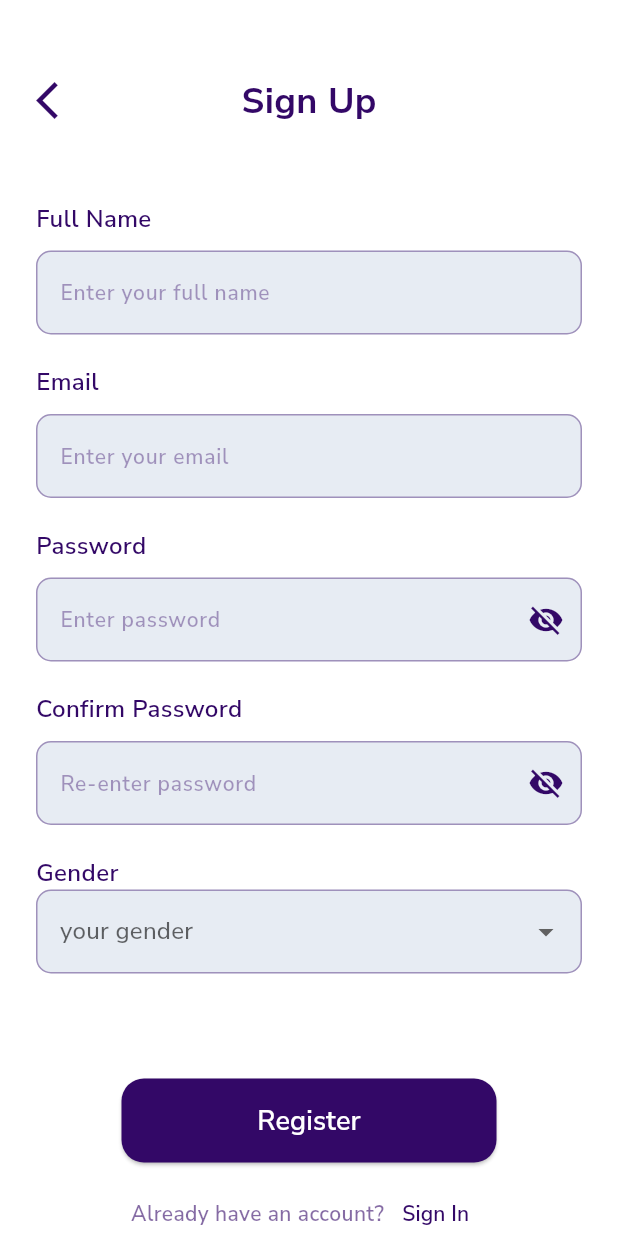
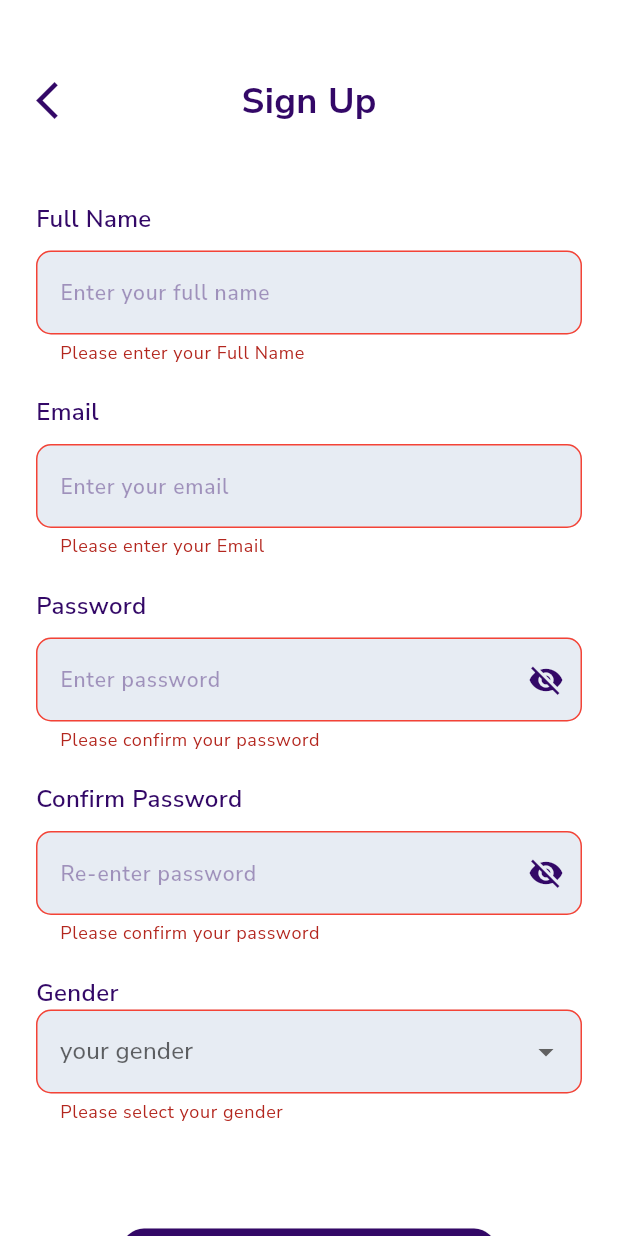
Before and after one commit to KhaledElalfy1/Skin-Sight-AI, a Flutter app: the SignUpView screen opened directly, after a tap on "Register", on a phone screen of 412 x 824 dp. Run offline on Flutter 3.47's test engine with Material 3 defaults, Android fonts, the light colour scheme and no system bars; our stand-ins replace bloc, dartz, dio, flutter_bloc, get_it, google_fonts and 3 more; accounts and stored records are empty.

Commit message:
finish sign up logic

```diff
--- a/lib/features/auth/data/models/sign_up_request_model.dart
+++ b/lib/features/auth/data/models/sign_up_request_model.dart
@@ -17,7 +17,7 @@
         'name': name,
         'email': email,
         'password': password,
-        'confirm_password': confirmPassword,
+        'confirmPassword': confirmPassword,
         'gender': gender,
       };
 }
--- a/lib/features/auth/presentation/view_models/sign_up_cubit/sign_up_cubit.dart
+++ b/lib/features/auth/presentation/view_models/sign_up_cubit/sign_up_cubit.dart
@@ -3,6 +3,7 @@
 import 'package:flutter_bloc/flutter_bloc.dart';
 import 'package:meta/meta.dart';
 import 'package:skin_sight_ai/core/database/api/api_error_model.dart';
+import 'package:skin_sight_ai/features/auth/data/models/sign_up_request_model.dart';
 import 'package:skin_sight_ai/features/auth/data/repos/sign_up_repo.dart';
 
 part 'sign_up_state.dart';
@@ -19,6 +20,29 @@
   final SignUpRepo signUpRepo;
 
   String? selectedGender;
+  Future<void> register() async {
+    emit(SignUpStateLoading());
+    final result = await signUpRepo.register(
+        request: SignUpRequestModel(
+      name: nameController.text,
+      email: emailController.text,
+      password: passwordController.text,
+      gender: selectedGender!,
+      confirmPassword: confirmPasswordController.text,
+    ));
+    result.fold(
+      (apiErrorModel) {
+        emit(
+          SignUpStateFailure(apiErrorModel: apiErrorModel),
+        );
+      },
+      (message) {
+        emit(
+          SignUpStateSuccess(message: message),
+        );
+      },
+    );
+  }
 
   void changeGender(String? gender) {
     selectedGender = gender;
--- a/lib/features/auth/presentation/view_models/sign_up_cubit/sign_up_state.dart
+++ b/lib/features/auth/presentation/view_models/sign_up_cubit/sign_up_state.dart
@@ -7,16 +7,16 @@
 
 final class SignUpGenderChanged extends SignUpState {}
 
-final class SignUpLoading extends SignUpState {}
+final class SignUpStateLoading extends SignUpState {}
 
-final class SignUpFailure extends SignUpState {
+final class SignUpStateFailure extends SignUpState {
   final ApiErrorModel apiErrorModel;
 
-  SignUpFailure({required this.apiErrorModel});
+  SignUpStateFailure({required this.apiErrorModel});
 }
 
-final class SignUpSuccess extends SignUpState {
+final class SignUpStateSuccess extends SignUpState {
   final String message;
 
-  SignUpSuccess({required this.message});
+  SignUpStateSuccess({required this.message});
 }
--- a/lib/features/auth/presentation/views/widgets/custom_text_form_field.dart
+++ b/lib/features/auth/presentation/views/widgets/custom_text_form_field.dart
@@ -39,14 +39,15 @@
         ),
         const SizedBox(height: 10),
         TextFormField(
-          obscureText: isSecure,
+          obscureText: widget.isSuffixIcon ? isSecure : false,
           controller: widget.controller,
-          validator: (value) {
-            if (value!.isEmpty) {
-              return 'Please enter your ${widget.label}';
-            }
-            return null;
-          },
+          validator: widget.validator ??
+              (value) {
+                if (value!.isEmpty) {
+                  return 'Please enter your ${widget.label}';
+                }
+                return null;
+              },
           onTapOutside: (v) {
             FocusScope.of(context).unfocus();
           },
@@ -95,6 +96,12 @@
                 color: Colors.red,
               ),
             ),
+            focusedErrorBorder: OutlineInputBorder(
+              borderRadius: BorderRadius.circular(10),
+              borderSide: const BorderSide(
+                color: AppColors.primaryColor,
+              ),
+            ),
           ),
         ),
       ],
--- /dev/null
+++ b/lib/features/auth/presentation/views/widgets/sign_up_block_consumer.dart
@@ -0,0 +1,54 @@
+import 'package:flutter/material.dart';
+import 'package:flutter_bloc/flutter_bloc.dart';
+import 'package:skin_sight_ai/core/utils/app_colors.dart';
+import 'package:skin_sight_ai/core/widgets/custom_elevated_button.dart';
+import 'package:skin_sight_ai/features/auth/presentation/view_models/sign_up_cubit/sign_up_cubit.dart';
+
+class SignUpBlockConsumer extends StatelessWidget {
+  const SignUpBlockConsumer({
+    super.key,
+  });
+
+  @override
+  Widget build(BuildContext context) {
+    final cubit = SignUpCubit.get(context);
+    return BlocConsumer<SignUpCubit, SignUpState>(
+      listener: (context, state) {
+        if (state is SignUpStateFailure) {
+          ScaffoldMessenger.of(context).showSnackBar(
+            SnackBar(
+              backgroundColor: Colors.red,
+              content: Text(
+                state.apiErrorModel.message!,
+                style: const TextStyle(
+                  fontSize: 14,
+                  fontWeight: FontWeight.w500,
+                  color: Colors.white,
+                ),
+              ),
+            ),
+          );
+        }
+        if (state is SignUpStateSuccess) {
+          Navigator.pop(context);
+        }
+      },
+      builder: (context, state) {
+        return state is SignUpStateLoading
+            ? const Center(
+                child: CircularProgressIndicator(
+                  color: AppColors.primaryColor,
+                ),
+              )
+            : CustomElevatedButton(
+                onPressed: () {
+                  if (cubit.formkey.currentState!.validate()) {
+                    cubit.register();
+                  }
+                },
+                label: 'Register',
+              );
+      },
+    );
+  }
+}
--- a/lib/features/auth/presentation/views/widgets/sign_up_view_body.dart
+++ b/lib/features/auth/presentation/views/widgets/sign_up_view_body.dart
@@ -1,10 +1,10 @@
 import 'package:flutter/material.dart';
 import 'package:skin_sight_ai/core/utils/app_colors.dart';
-import 'package:skin_sight_ai/core/widgets/custom_elevated_button.dart';
 import 'package:skin_sight_ai/features/auth/presentation/view_models/sign_up_cubit/sign_up_cubit.dart';
 import 'package:skin_sight_ai/features/auth/presentation/views/widgets/custom_app_bar.dart';
 import 'package:skin_sight_ai/features/auth/presentation/views/widgets/custom_text_form_field.dart';
 import 'package:skin_sight_ai/features/auth/presentation/views/widgets/gender_selection_menu.dart';
+import 'package:skin_sight_ai/features/auth/presentation/views/widgets/sign_up_block_consumer.dart';
 
 class SignUpViewBody extends StatelessWidget {
   const SignUpViewBody({super.key});
@@ -52,6 +52,14 @@
                 controller: signupcubit.passwordController,
                 keyboardType: TextInputType.visiblePassword,
                 isSuffixIcon: true,
+                validator: (value) {
+                  if (value == null || value.isEmpty) {
+                    return 'Please confirm your password';
+                  } else if (value != signupcubit.passwordController.text) {
+                    return 'Passwords do not match';
+                  }
+                  return null;
+                },
               ),
               const SizedBox(height: 20),
               CustomTextFormField(
@@ -84,10 +92,7 @@
                 children: [
                   Column(
                     children: [
-                      CustomElevatedButton(
-                        onPressed: () {},
-                        label: 'Register',
-                      ),
+                      const SignUpBlockConsumer(),
                       const SizedBox(
                         height: 10,
                       ),
```
